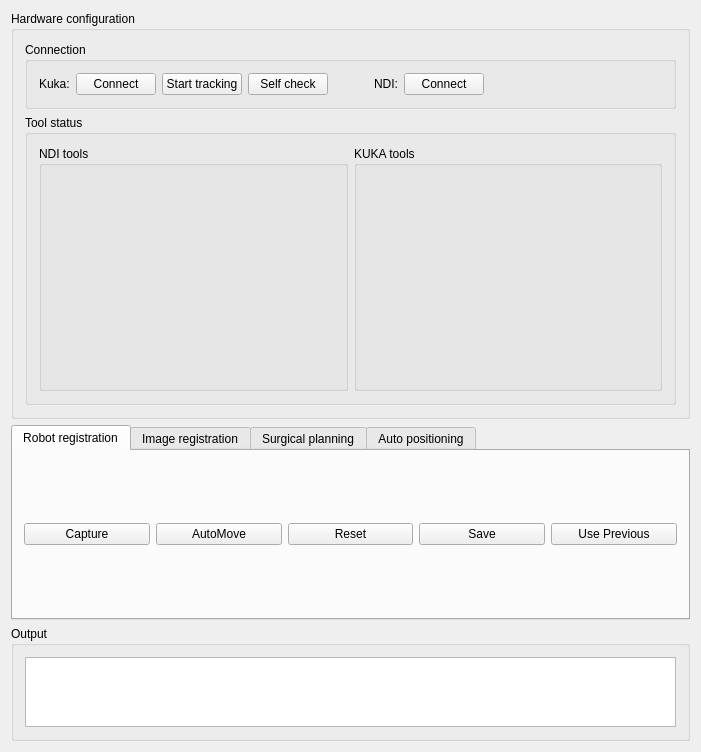
zhaomengxiao/LancetMITK-Adition, file Plugins/org.mitk.lancet.surgicalsimulate/src/internal/SurgicalSimulateControls.ui: the form before one commit.
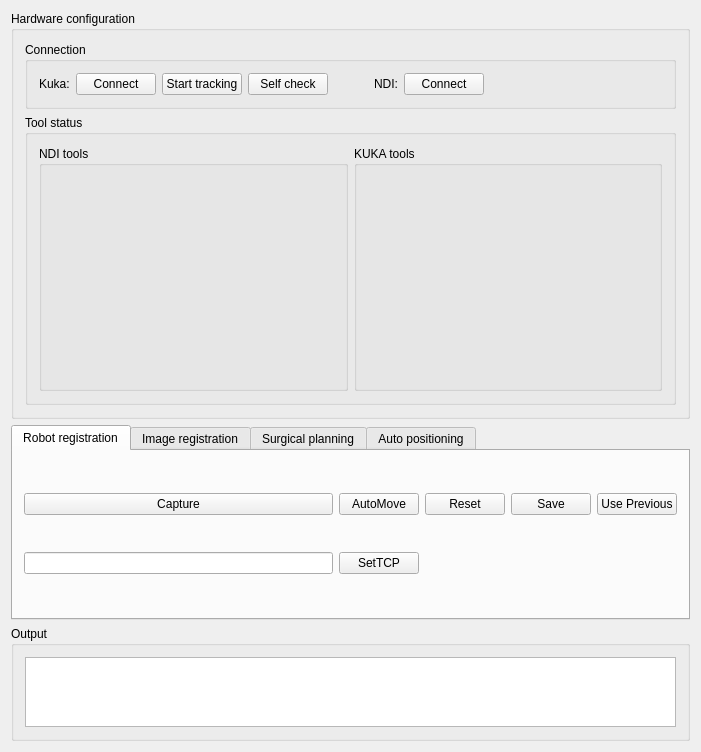
The form after the commit. Custom widgets are drawn as their Qt base class.

Commit message: Fix(KukaRobotDevice): use tool 5 to get tcp without offset

Diff of the .ui file:
```diff
--- a/Plugins/org.mitk.lancet.surgicalsimulate/src/internal/SurgicalSimulateControls.ui
+++ b/Plugins/org.mitk.lancet.surgicalsimulate/src/internal/SurgicalSimulateControls.ui
@@ -182,42 +182,52 @@
       <attribute name="title">
        <string>Robot registration</string>
       </attribute>
-      <layout class="QHBoxLayout" name="horizontalLayout_3">
-       <item>
+      <layout class="QGridLayout" name="gridLayout_11">
+       <item row="0" column="1">
         <widget class="QPushButton" name="pushButton_captureRobot">
          <property name="text">
           <string>Capture</string>
          </property>
         </widget>
        </item>
-       <item>
+       <item row="0" column="2">
         <widget class="QPushButton" name="pushButton_automove">
          <property name="text">
           <string>AutoMove</string>
          </property>
         </widget>
        </item>
-       <item>
+       <item row="0" column="3">
         <widget class="QPushButton" name="pushButton_resetRobotReg">
          <property name="text">
           <string>Reset</string>
          </property>
         </widget>
        </item>
-       <item>
-        <widget class="QPushButton" name="pushButton_saveRobotRegist">
-         <property name="text">
-          <string>Save</string>
-         </property>
-        </widget>
-       </item>
-       <item>
+       <item row="0" column="5">
         <widget class="QPushButton" name="pushButton_usePreRobotRegit">
          <property name="text">
           <string>Use Previous</string>
          </property>
         </widget>
        </item>
+       <item row="0" column="4">
+        <widget class="QPushButton" name="pushButton_saveRobotRegist">
+         <property name="text">
+          <string>Save</string>
+         </property>
+        </widget>
+       </item>
+       <item row="1" column="1">
+        <widget class="QLineEdit" name="lineEdit_tcp"/>
+       </item>
+       <item row="1" column="2">
+        <widget class="QPushButton" name="pushButton_setTCP">
+         <property name="text">
+          <string>SetTCP</string>
+         </property>
+        </widget>
+       </item>
       </layout>
      </widget>
      <widget class="QWidget" name="tab_2">
```
The commit also changes 3 other files.
